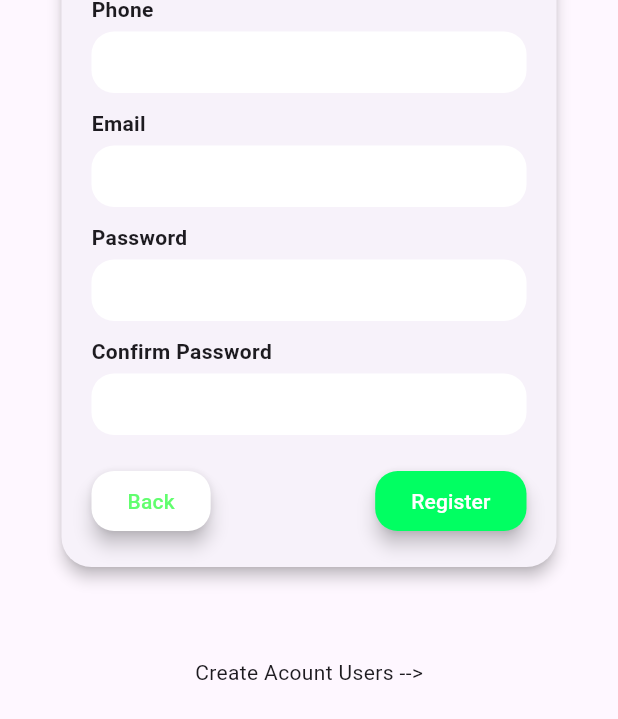
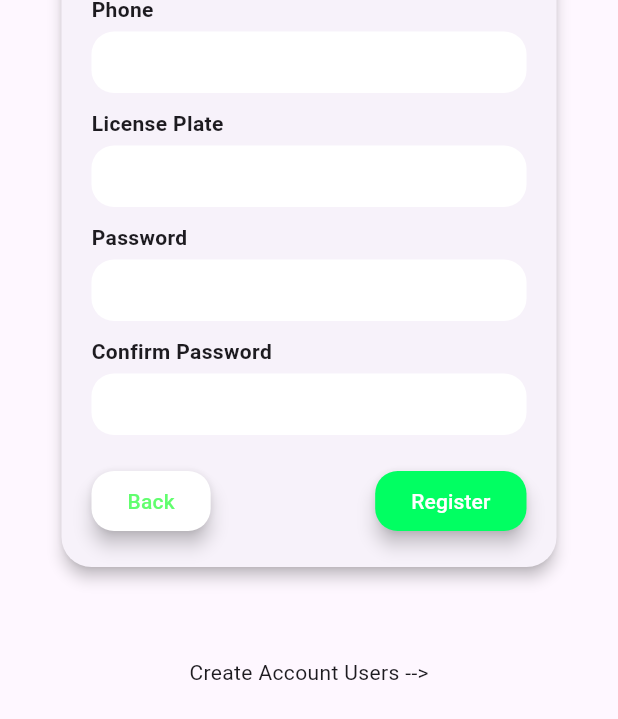
Before and after one commit to PeerapatKaewdee/Delivery_app, a Flutter app: the RegisterRider screen opened directly, on a phone screen of 412 x 824 dp. Shown: the part 507-1226 px from the top of the screen. Run offline on Flutter 3.47's test engine with Material 3 defaults, Android fonts, the phone set to English and light mode, and no system bars; our stand-ins replace firebase_core, flutter_map, geolocator, get, image_picker, latlong2; accounts and stored records are empty; network calls fail.

Commit message:
picker register rider
picker register rider

```diff
--- a/assets/config/config.json
+++ b/assets/config/config.json
@@ -1,3 +1,3 @@
 {
-    "apiEndpoint" : "http://10.160.48.24:8080"
+    "apiEndpoint" : "http://192.168.1.111:3000"
 }
--- a/lib/main.dart
+++ b/lib/main.dart
@@ -24,10 +24,10 @@ class MyApp extends StatelessWidget {
     return MaterialApp(
       title: 'Flutter Demo',
       //home: LoginPage(),
-      //home : RegisterRider()
+      home : RegisterRider()
       // home: RegisterCustomer()
       // home:Selecttype(),
-      home: LoginPage(),
+      // home: LoginPage(),
     );
   }
 }
--- /dev/null
+++ b/lib/model/request/RiderPostReg.dart
@@ -0,0 +1,41 @@
+// To parse this JSON data, do
+//
+//     final riderPostReg = riderPostRegFromJson(jsonString);
+
+import 'dart:convert';
+
+RiderPostReg riderPostRegFromJson(String str) => RiderPostReg.fromJson(json.decode(str));
+
+String riderPostRegToJson(RiderPostReg data) => json.encode(data.toJson());
+
+class RiderPostReg {
+    String phoneNumber;
+    String password;
+    String name;
+    String profileImage;
+    String licensePlate;
+
+    RiderPostReg({
+        required this.phoneNumber,
+        required this.password,
+        required this.name,
+        required this.profileImage,
+        required this.licensePlate,
+    });
+
+    factory RiderPostReg.fromJson(Map<String, dynamic> json) => RiderPostReg(
+        phoneNumber: json["phone_number"],
+        password: json["password"],
+        name: json["name"],
+        profileImage: json["profile_image"],
+        licensePlate: json["license_plate"],
+    );
+
+    Map<String, dynamic> toJson() => {
+        "phone_number": phoneNumber,
+        "password": password,
+        "name": name,
+        "profile_image": profileImage,
+        "license_plate": licensePlate,
+    };
+}
--- a/lib/page/RegisterRider.dart
+++ b/lib/page/RegisterRider.dart
@@ -1,11 +1,14 @@
 import 'package:delivery_app/config/config.dart';
+import 'package:delivery_app/model/request/RiderPostReg.dart';
+
 import 'package:delivery_app/page/Login.dart';
 import 'package:delivery_app/page/RegisterCustomer.dart';
 import 'package:flutter/material.dart';
 import 'package:http/http.dart' as http;
 import 'dart:convert'; // for jsonEncode
 import 'dart:developer'; // for log
-// Import your configuration file here
+import 'package:image_picker/image_picker.dart';
+import 'dart:io'; // สำหรับการใช้ File
 
 class RegisterRider extends StatefulWidget {
   const RegisterRider({super.key});
@@ -15,15 +18,14 @@ class RegisterRider extends StatefulWidget {
 }
 
 class _RegisterRiderState extends State<RegisterRider> {
-  final TextEditingController emailController = TextEditingController();
   final TextEditingController usernameController = TextEditingController();
   final TextEditingController phoneController = TextEditingController();
   final TextEditingController licensePlateController = TextEditingController();
   final TextEditingController passwordController = TextEditingController();
-  final TextEditingController confirmPasswordController =
-      TextEditingController();
+  final TextEditingController confirmPasswordController = TextEditingController();
 
   String url = ''; // Initialize the URL variable
+  String profileImagePath = ''; // ตัวแปรเก็บที่อยู่ของภาพ
 
   @override
   void initState() {
@@ -37,6 +39,17 @@ class _RegisterRiderState extends State<RegisterRider> {
     });
   }
 
+  // ฟังก์ชันสำหรับเลือกภาพ
+  Future<void> pickImage() async {
+    final ImagePicker picker = ImagePicker();
+    final XFile? pickedFile = await picker.pickImage(source: ImageSource.gallery);
+    if (pickedFile != null) {
+      setState(() {
+        profileImagePath = pickedFile.path; // เก็บที่อยู่ของภาพที่เลือก
+      });
+    }
+  }
+
   @override
   Widget build(BuildContext context) {
     return Scaffold(
@@ -44,25 +57,22 @@ class _RegisterRiderState extends State<RegisterRider> {
         child: SingleChildScrollView(
           child: ConstrainedBox(
             constraints: BoxConstraints(
-              maxWidth: 330.0, // Adjust maximum width of the card
+              maxWidth: 330.0,
             ),
             child: Stack(
               alignment: Alignment.topCenter,
               children: [
-                // Custom logo icon
                 Image.asset('assets/images/motorcycle_rider.png'),
                 Column(
                   children: [
                     Card(
-                      margin: const EdgeInsets.only(
-                          top: 100.0), // Margin from top for the card
+                      margin: const EdgeInsets.only(top: 100.0),
                       shape: RoundedRectangleBorder(
                         borderRadius: BorderRadius.circular(20.0),
                       ),
                       elevation: 4.0,
                       child: Padding(
-                        padding: const EdgeInsets.all(
-                            20.0), // Padding inside the card
+                        padding: const EdgeInsets.all(20.0),
                         child: Column(
                           mainAxisSize: MainAxisSize.min,
                           crossAxisAlignment: CrossAxisAlignment.start,
@@ -70,17 +80,20 @@ class _RegisterRiderState extends State<RegisterRider> {
                             const SizedBox(height: 10.0),
                             Center(
                               child: GestureDetector(
-                                onTap: () {
-                                  // Handle image upload here
-                                },
+                                onTap: pickImage, // เรียกฟังก์ชันที่สร้างขึ้นเมื่อกด
                                 child: CircleAvatar(
-                                  radius: 45, // Size of the avatar
+                                  radius: 45,
                                   backgroundColor: Colors.grey[300],
-                                  child: const Icon(
-                                    Icons.person,
-                                    size: 40, // Size of icon
-                                    color: Colors.white,
-                                  ),
+                                  backgroundImage: profileImagePath.isNotEmpty
+                                      ? FileImage(File(profileImagePath)) // แสดงภาพที่เลือก
+                                      : null,
+                                  child: profileImagePath.isEmpty
+                                      ? const Icon(
+                                          Icons.person,
+                                          size: 40,
+                                          color: Colors.white,
+                                        )
+                                      : null,
                                 ),
                               ),
                             ),
@@ -92,8 +105,7 @@ class _RegisterRiderState extends State<RegisterRider> {
                             const SizedBox(height: 5.0),
                             TextField(
                               controller: usernameController,
-                              style:
-                                  const TextStyle(fontSize: 14.0), // Font size
+                              style: const TextStyle(fontSize: 14.0),
                               decoration: const InputDecoration(
                                 isDense: true,
                                 filled: true,
@@ -103,13 +115,12 @@ class _RegisterRiderState extends State<RegisterRider> {
                                   horizontal: 8.0,
                                 ),
                                 border: OutlineInputBorder(
-                                  borderRadius:
-                                      BorderRadius.all(Radius.circular(15.0)),
+                                  borderRadius: BorderRadius.all(Radius.circular(15.0)),
                                   borderSide: BorderSide.none,
                                 ),
                               ),
                             ),
-                            const SizedBox(height: 10.0), // Spacing
+                            const SizedBox(height: 10.0),
                             const Text(
                               'Phone',
                               style: TextStyle(fontWeight: FontWeight.bold),
@@ -117,8 +128,7 @@ class _RegisterRiderState extends State<RegisterRider> {
                             const SizedBox(height: 5.0),
                             TextField(
                               controller: phoneController,
-                              style:
-                                  const TextStyle(fontSize: 14.0), // Font size
+                              style: const TextStyle(fontSize: 14.0),
                               decoration: const InputDecoration(
                                 isDense: true,
                                 filled: true,
@@ -128,22 +138,20 @@ class _RegisterRiderState extends State<RegisterRider> {
                                   horizontal: 8.0,
                                 ),
                                 border: OutlineInputBorder(
-                                  borderRadius:
-                                      BorderRadius.all(Radius.circular(15.0)),
+                                  borderRadius: BorderRadius.all(Radius.circular(15.0)),
                                   borderSide: BorderSide.none,
                                 ),
                               ),
                             ),
-                            const SizedBox(height: 10.0), // Spacing
+                            const SizedBox(height: 10.0),
                             const Text(
-                              'Email',
+                              'License Plate',
                               style: TextStyle(fontWeight: FontWeight.bold),
                             ),
                             const SizedBox(height: 5.0),
                             TextField(
-                              controller: emailController,
-                              style:
-                                  const TextStyle(fontSize: 14.0), // Font size
+                              controller: licensePlateController,
+                              style: const TextStyle(fontSize: 14.0),
                               decoration: const InputDecoration(
                                 isDense: true,
                                 filled: true,
@@ -153,13 +161,12 @@ class _RegisterRiderState extends State<RegisterRider> {
                                   horizontal: 8.0,
                                 ),
                                 border: OutlineInputBorder(
-                                  borderRadius:
-                                      BorderRadius.all(Radius.circular(15.0)),
+                                  borderRadius: BorderRadius.all(Radius.circular(15.0)),
                                   borderSide: BorderSide.none,
                                 ),
                               ),
                             ),
-                            const SizedBox(height: 10.0), // Spacing
+                            const SizedBox(height: 10.0),
                             const Text(
                               'Password',
                               style: TextStyle(fontWeight: FontWeight.bold),
@@ -167,8 +174,7 @@ class _RegisterRiderState extends State<RegisterRider> {
                             const SizedBox(height: 5.0),
                             TextField(
                               controller: passwordController,
-                              style:
-                                  const TextStyle(fontSize: 14.0), // Font size
+                              style: const TextStyle(fontSize: 14.0),
                               decoration: const InputDecoration(
                                 isDense: true,
                                 filled: true,
@@ -178,14 +184,13 @@ class _RegisterRiderState extends State<RegisterRider> {
                                   horizontal: 8.0,
                                 ),
                                 border: OutlineInputBorder(
-                                  borderRadius:
-                                      BorderRadius.all(Radius.circular(15.0)),
+                                  borderRadius: BorderRadius.all(Radius.circular(15.0)),
                                   borderSide: BorderSide.none,
                                 ),
                               ),
                               obscureText: true,
                             ),
-                            const SizedBox(height: 10.0), // Spacing
+                            const SizedBox(height: 10.0),
                             const Text(
                               'Confirm Password',
                               style: TextStyle(fontWeight: FontWeight.bold),
@@ -193,8 +198,7 @@ class _RegisterRiderState extends State<RegisterRider> {
                             const SizedBox(height: 5.0),
                             TextField(
                               controller: confirmPasswordController,
-                              style:
-                                  const TextStyle(fontSize: 14.0), // Font size
+                              style: const TextStyle(fontSize: 14.0),
                               decoration: const InputDecoration(
                                 isDense: true,
                                 filled: true,
@@ -204,42 +208,33 @@ class _RegisterRiderState extends State<RegisterRider> {
                                   horizontal: 8.0,
                                 ),
                                 border: OutlineInputBorder(
-                                  borderRadius:
-                                      BorderRadius.all(Radius.circular(15.0)),
+                                  borderRadius: BorderRadius.all(Radius.circular(15.0)),
                                   borderSide: BorderSide.none,
                                 ),
                               ),
                               obscureText: true,
                             ),
-                            const SizedBox(height: 20.0), // Spacing
+                            const SizedBox(height: 20.0),
                             Row(
-                              mainAxisAlignment: MainAxisAlignment
-                                  .spaceBetween, // Arrange buttons with space in between
+                              mainAxisAlignment: MainAxisAlignment.spaceBetween,
                               children: [
                                 ElevatedButton(
                                   onPressed: () {
-                                    // Handle back action
                                     Navigator.of(context).popUntil(
                                       (route) => route.isFirst,
-                                    ); // Navigate back to the previous screen
+                                    );
                                   },
                                   style: ButtonStyle(
-                                    backgroundColor:
-                                        WidgetStateProperty.all<Color>(
-                                      const Color.fromARGB(255, 255, 255,
-                                          255), // Color of the back button
+                                    backgroundColor: MaterialStateProperty.all<Color>(
+                                      const Color.fromARGB(255, 255, 255, 255),
                                     ),
-                                    foregroundColor:
-                                        WidgetStateProperty.all<Color>(
+                                    foregroundColor: MaterialStateProperty.all<Color>(
                                       const Color.fromRGBO(0, 253, 21, 0.62),
                                     ),
-                                    elevation:
-                                        WidgetStateProperty.all<double>(5.0),
-                                    shape:
-                                        WidgetStateProperty.all<OutlinedBorder>(
+                                    elevation: MaterialStateProperty.all<double>(5.0),
+                                    shape: MaterialStateProperty.all<OutlinedBorder>(
                                       RoundedRectangleBorder(
-                                        borderRadius: BorderRadius.circular(
-                                            15.0), // Round corners of button
+                                        borderRadius: BorderRadius.circular(15.0),
                                       ),
                                     ),
                                   ),
@@ -247,29 +242,19 @@ class _RegisterRiderState extends State<RegisterRider> {
                                 ),
                                 ElevatedButton(
                                   onPressed: () {
-                                    Navigator.push(
-                                        context,
-                                        MaterialPageRoute(
-                                          builder: (context) => LoginPage(),
-                                        ));
-                                    // Handle register action
+                                    registerRider();
                                   },
                                   style: ButtonStyle(
-                                    backgroundColor:
-                                        WidgetStateProperty.all<Color>(
+                                    backgroundColor: MaterialStateProperty.all<Color>(
                                       const Color.fromARGB(255, 1, 255, 98),
                                     ),
-                                    foregroundColor:
-                                        WidgetStateProperty.all<Color>(
+                                    foregroundColor: MaterialStateProperty.all<Color>(
                                       const Color.fromARGB(255, 255, 255, 255),
                                     ),
-                                    elevation:
-                                        WidgetStateProperty.all<double>(5.0),
-                                    shape:
-                                        WidgetStateProperty.all<OutlinedBorder>(
+                                    elevation: MaterialStateProperty.all<double>(5.0),
+                                    shape: MaterialStateProperty.all<OutlinedBorder>(
                                       RoundedRectangleBorder(
-                                        borderRadius: BorderRadius.circular(
-                                            15.0), // Round corners of button
+                                        borderRadius: BorderRadius.circular(15.0),
                                       ),
                                     ),
                                   ),
@@ -281,9 +266,7 @@ class _RegisterRiderState extends State<RegisterRider> {
                         ),
                       ),
                     ),
-                    SizedBox(
-                      height: 60,
-                    ),
+                    SizedBox(height: 60),
                     Column(
                       crossAxisAlignment: CrossAxisAlignment.end,
                       children: [
@@ -292,12 +275,13 @@ class _RegisterRiderState extends State<RegisterRider> {
                           child: GestureDetector(
                             onTap: () {
                               Navigator.push(
-                                  context,
-                                  MaterialPageRoute(
-                                    builder: (context) => RegisterCustomer(),
-                                  ));
+                                context,
+                                MaterialPageRoute(
+                                  builder: (context) => RegisterCustomer(),
+                                ),
+                              );
                             },
-                            child: Text("Create Acount Users -->"),
+                            child: Text("Create Account Users -->"),
                           ),
                         ),
                       ],
@@ -319,7 +303,7 @@ class _RegisterRiderState extends State<RegisterRider> {
         context: context,
         builder: (context) => AlertDialog(
           title: Text('Error'),
-          content: Text('API endpoint is not set. Please try again later.'),
+          content: Text('API endpoint not configured.'),
           actions: [
             TextButton(
               onPressed: () => Navigator.of(context).pop(),
@@ -331,43 +315,13 @@ class _RegisterRiderState extends State<RegisterRider> {
       return;
     }
 
-    final response = await http.post(
-      Uri.parse('$url/register'), // Use the dynamic URL
-      headers: {'Content-Type': 'application/json'},
-      body: jsonEncode({
-        'name': usernameController.text,
-        'phone_number': phoneController.text,
-        'license_plate': licensePlateController.text,
-        'password': passwordController.text,
-        'profile_image': '', // Implement image upload logic if needed
-      }),
-    );
-
-    if (response.statusCode == 201) {
-      // Registration successful
-      showDialog(
-        context: context,
-        builder: (context) => AlertDialog(
-          title: Text('Success'),
-          content: Text('Rider registered successfully!'),
-          actions: [
-            TextButton(
-              onPressed: () {
-                Navigator.of(context).pop();
-                Navigator.pop(context); // Go back to previous screen
-              },
-              child: Text('OK'),
-            ),
-          ],
-        ),
-      );
-    } else if (response.statusCode == 409) {
-      // Phone number already exists
+    if (passwordController.text != confirmPasswordController.text) {
+      // Show an error if passwords don't match
       showDialog(
         context: context,
         builder: (context) => AlertDialog(
           title: Text('Error'),
-          content: Text('Phone number already exists.'),
+          content: Text('Passwords do not match.'),
           actions: [
             TextButton(
               onPressed: () => Navigator.of(context).pop(),
@@ -376,13 +330,39 @@ class _RegisterRiderState extends State<RegisterRider> {
           ],
         ),
       );
+      return;
+    }
+
+    // Create the RiderPostReg object
+    RiderPostReg rider = RiderPostReg(
+      phoneNumber: phoneController.text,
+      password: passwordController.text,
+      name: usernameController.text,
+      profileImage: profileImagePath,
+      licensePlate: licensePlateController.text,
+    );
+
+    final response = await http.post(
+      Uri.parse('$url/riders'),
+      headers: {'Content-Type': 'application/json'},
+      body: riderPostRegToJson(rider), // Use the model to serialize
+    );
+
+    if (response.statusCode == 201) {
+      // Navigate to the Login page if registration is successful
+      Navigator.pushReplacement(
+        context,
+        MaterialPageRoute(
+          builder: (context) => LoginPage(),
+        ),
+      );
     } else {
-      // Some other error
+      // Show an error if registration failed
       showDialog(
         context: context,
         builder: (context) => AlertDialog(
           title: Text('Error'),
-          content: Text('Failed to register rider. Please try again.'),
+          content: Text('Registration failed. Please try again.'),
           actions: [
             TextButton(
               onPressed: () => Navigator.of(context).pop(),
```
Also changed, not shown: pubspec.lock, 1 other file.
